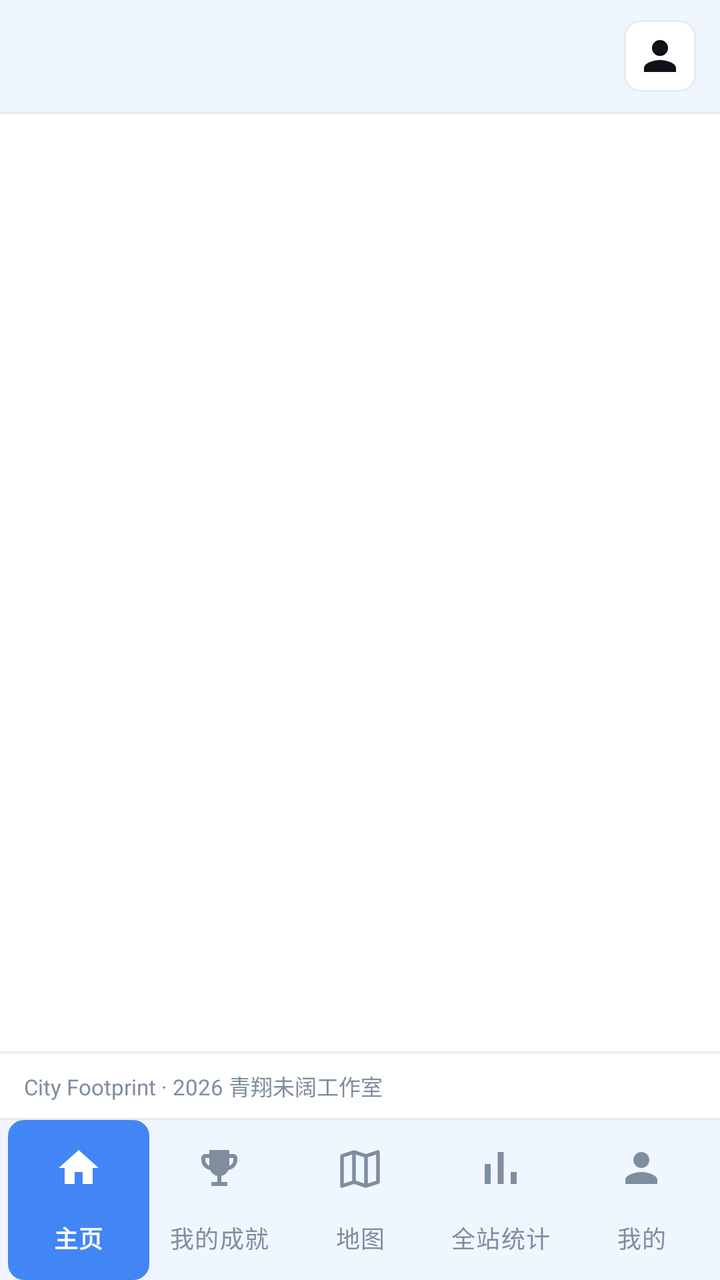
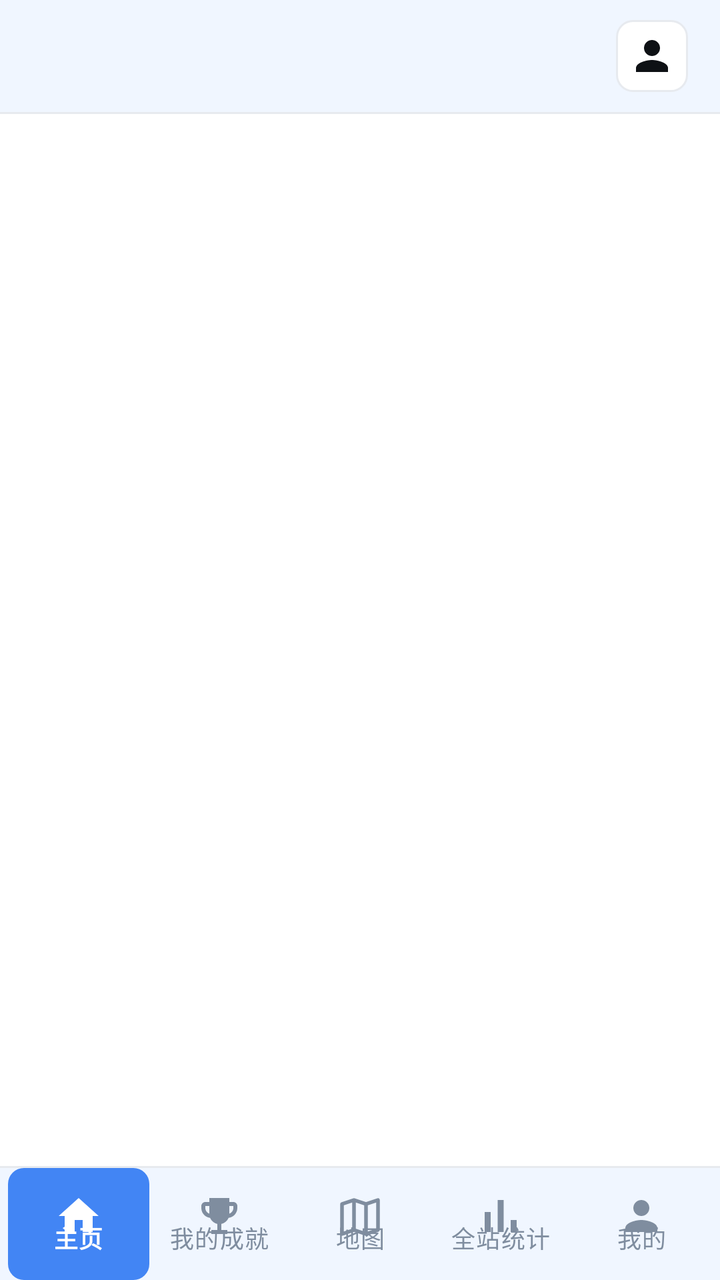

The first picture is an Android layout as it rendered before a commit; the second is the same layout after the commit. The layout source and the unified diff follow.
<!-- AndroidManifest.xml: application theme Theme.CityFootprint -->
<!-- res/layout/activity_main.xml -->
<?xml version="1.0" encoding="utf-8"?>
<LinearLayout xmlns:android="http://schemas.android.com/apk/res/android"
    xmlns:app="http://schemas.android.com/apk/res-auto"
    android:layout_width="match_parent"
    android:layout_height="match_parent"
    android:background="@color/bg"
    android:orientation="vertical">

    
    <LinearLayout
        android:layout_width="match_parent"
        android:layout_height="wrap_content"
        android:background="@color/sidebar"
        android:orientation="vertical">

        <LinearLayout
            android:layout_width="match_parent"
            android:layout_height="56dp"
            android:gravity="center_vertical"
            android:orientation="horizontal"
            android:paddingStart="12dp"
            android:paddingEnd="12dp">

            <TextView
                android:id="@+id/title"
                android:layout_width="0dp"
                android:layout_height="wrap_content"
                android:layout_weight="1"
                android:ellipsize="end"
                android:maxLines="1"
                android:textColor="@color/sidebar_fg"
                android:textSize="16sp"
                android:textStyle="bold" />

            <ImageButton
                android:id="@+id/btnProfile"
                android:layout_width="36dp"
                android:layout_height="36dp"
                android:background="@drawable/bg_action_button"
                android:contentDescription="@string/tab_profile"
                android:padding="8dp"
                android:src="@drawable/ic_person"
                android:tint="@color/sidebar_fg" />
        </LinearLayout>

        <View
            android:layout_width="match_parent"
            android:layout_height="1dp"
            android:background="@color/sidebar_border" />
    </LinearLayout>

    <FrameLayout
        android:id="@+id/container"
        android:layout_width="match_parent"
        android:layout_height="0dp"
        android:layout_weight="1" />

    
    <LinearLayout
        android:layout_width="match_parent"
        android:layout_height="wrap_content"
        android:background="@color/card"
        android:orientation="vertical">

        <View
            android:layout_width="match_parent"
            android:layout_height="1dp"
            android:background="@color/border" />

        <LinearLayout
            android:layout_width="match_parent"
            android:layout_height="wrap_content"
            android:gravity="center_vertical"
            android:orientation="horizontal"
            android:paddingStart="12dp"
            android:paddingTop="8dp"
            android:paddingEnd="12dp"
            android:paddingBottom="8dp">

            <TextView
                android:layout_width="0dp"
                android:layout_height="wrap_content"
                android:layout_weight="1"
                android:ellipsize="end"
                android:maxLines="1"
                android:text="@string/footer_brand"
                android:textColor="@color/muted_fg"
                android:textSize="11sp" />

            <TextView
                android:id="@+id/footerVersion"
                android:layout_width="wrap_content"
                android:layout_height="wrap_content"
                android:layout_marginStart="8dp"
                android:textColor="@color/muted_fg"
                android:textSize="11sp" />
        </LinearLayout>
    </LinearLayout>

    
    <LinearLayout
        android:layout_width="match_parent"
        android:layout_height="wrap_content"
        android:background="@color/sidebar"
        android:orientation="vertical">

        <View
            android:layout_width="match_parent"
            android:layout_height="1dp"
            android:background="@color/sidebar_border" />

        
        <com.google.android.material.bottomnavigation.BottomNavigationView
            android:id="@+id/bottomNav"
            style="@style/Widget.App.BottomNav"
            android:layout_width="match_parent"
            android:layout_height="wrap_content"
            android:paddingStart="4dp"
            android:paddingEnd="4dp"
            app:labelVisibilityMode="labeled"
            app:menu="@menu/bottom_nav" />
    </LinearLayout>
</LinearLayout>
<!-- resources referenced by this layout -->
<resources>
  <color name="bg">#FFFFFF</color>
  <color name="border">#EBEBEB</color>
  <color name="card">#FFFFFF</color>
  <color name="muted_fg">#7F8D9F</color>
  <color name="sidebar">#F0F6FF</color>
  <color name="sidebar_border">#E7EAEF</color>
  <color name="sidebar_fg">#0E1115</color>
  <!-- drawable bg_action_button (drawable) -->
  <?xml version="1.0" encoding="utf-8"?>
  <shape xmlns:android="http://schemas.android.com/apk/res/android"
      android:shape="rectangle">
      <corners android:radius="8dp" />
      <solid android:color="@color/card" />
      <stroke
          android:width="1dp"
          android:color="@color/sidebar_border" />
  </shape>
  <!-- drawable ic_person (drawable) -->
  <?xml version="1.0" encoding="utf-8"?>
  <vector xmlns:android="http://schemas.android.com/apk/res/android"
      android:width="24dp"
      android:height="24dp"
      android:viewportWidth="24"
      android:viewportHeight="24">
      <path
          android:fillColor="#FF000000"
          android:pathData="M12,12 C14.21,12 16,10.21 16,8 C16,5.79 14.21,4 12,4 C9.79,4 8,5.79 8,8 C8,10.21 9.79,12 12,12 Z M12,14 C9.33,14 4,15.34 4,18 L4,20 L20,20 L20,18 C20,15.34 14.67,14 12,14 Z" />
  </vector>
  <string name="footer_brand">City Footprint · 2026 青翔未阔工作室</string>
  <string name="tab_profile">我的</string>
  <style name="Widget.App.BottomNav" parent="Widget.Material3.BottomNavigationView">
          <item name="itemIconTint">@color/nav_item_tint</item>
          <item name="itemTextColor">@color/nav_item_text</item>
          <item name="itemBackground">@drawable/nav_item_bg</item>
          
          <item name="itemActiveIndicatorStyle">@style/Widget.App.NavIndicator</item>
          <item name="android:background">@color/sidebar</item>
          <item name="elevation">0dp</item>
      </style>
  <!-- drawable nav_item_bg (drawable) -->
  <?xml version="1.0" encoding="utf-8"?>
  <selector xmlns:android="http://schemas.android.com/apk/res/android">
      <item android:state_checked="true">
          <shape android:shape="rectangle">
              <corners android:radius="8dp" />
              <solid android:color="@color/accent" />
          </shape>
      </item>
      <item>
          <shape android:shape="rectangle">
              <solid android:color="@android:color/transparent" />
          </shape>
      </item>
  </selector>
  <style name="Widget.App.NavIndicator" parent="Widget.Material3.BottomNavigationView.ActiveIndicator">
          <item name="android:width">0dp</item>
          <item name="android:height">0dp</item>
      </style>
  <color name="accent">#4285F4</color>
  <color name="on_accent">#FFFFFF</color>
  <color name="accent_light">#DBEAFE</color>
  <color name="accent_soft_fg">#003E8F</color>
  <color name="fg">#0E1115</color>
  <color name="input_border">#E2E3E4</color>
  <color name="destructive">#EF4444</color>
  <color name="window_bg_light">#F0F6FF</color>
  <style name="Widget.App.CardView" parent="Widget.Material3.CardView.Outlined">
          <item name="cardCornerRadius">8dp</item>
          <item name="cardElevation">0dp</item>
          <item name="cardBackgroundColor">@color/card</item>
          <item name="strokeColor">@color/border</item>
          <item name="strokeWidth">1dp</item>
      </style>
  <style name="Widget.App.Button" parent="Widget.Material3.Button">
          <item name="cornerRadius">8dp</item>
      </style>
  <!-- unchanged entries left out for length: 1 -->
</resources>

<!-- the commit's change to res/layout/activity_main.xml (unified diff, before → after) -->
@@ -18,8 +18,8 @@
             android:layout_height="56dp"
             android:gravity="center_vertical"
             android:orientation="horizontal"
-            android:paddingStart="12dp"
-            android:paddingEnd="12dp">
+            android:paddingStart="16dp"
+            android:paddingEnd="16dp">
 
             <TextView
                 android:id="@+id/title"
@@ -59,48 +59,6 @@
     <LinearLayout
         android:layout_width="match_parent"
         android:layout_height="wrap_content"
-        android:background="@color/card"
-        android:orientation="vertical">
-
-        <View
-            android:layout_width="match_parent"
-            android:layout_height="1dp"
-            android:background="@color/border" />
-
-        <LinearLayout
-            android:layout_width="match_parent"
-            android:layout_height="wrap_content"
-            android:gravity="center_vertical"
-            android:orientation="horizontal"
-            android:paddingStart="12dp"
-            android:paddingTop="8dp"
-            android:paddingEnd="12dp"
-            android:paddingBottom="8dp">
-
-            <TextView
-                android:layout_width="0dp"
-                android:layout_height="wrap_content"
-                android:layout_weight="1"
-                android:ellipsize="end"
-                android:maxLines="1"
-                android:text="@string/footer_brand"
-                android:textColor="@color/muted_fg"
-                android:textSize="11sp" />
-
-            <TextView
-                android:id="@+id/footerVersion"
-                android:layout_width="wrap_content"
-                android:layout_height="wrap_content"
-                android:layout_marginStart="8dp"
-                android:textColor="@color/muted_fg"
-                android:textSize="11sp" />
-        </LinearLayout>
-    </LinearLayout>
-
-    
-    <LinearLayout
-        android:layout_width="match_parent"
-        android:layout_height="wrap_content"
         android:background="@color/sidebar"
         android:orientation="vertical">
 
@@ -114,7 +72,7 @@
             android:id="@+id/bottomNav"
             style="@style/Widget.App.BottomNav"
             android:layout_width="match_parent"
-            android:layout_height="wrap_content"
+            android:layout_height="56dp"
             android:paddingStart="4dp"
             android:paddingEnd="4dp"
             app:labelVisibilityMode="labeled"
<!-- resource entries referenced after the edit -->
@@ -28,7 +28,6 @@
           android:fillColor="#FF000000"
           android:pathData="M12,12 C14.21,12 16,10.21 16,8 C16,5.79 14.21,4 12,4 C9.79,4 8,5.79 8,8 C8,10.21 9.79,12 12,12 Z M12,14 C9.33,14 4,15.34 4,18 L4,20 L20,20 L20,18 C20,15.34 14.67,14 12,14 Z" />
   </vector>
-  <string name="footer_brand">City Footprint · 2026 青翔未阔工作室</string>
   <string name="tab_profile">我的</string>
   <style name="Widget.App.BottomNav" parent="Widget.Material3.BottomNavigationView">
           <item name="itemIconTint">@color/nav_item_tint</item>
